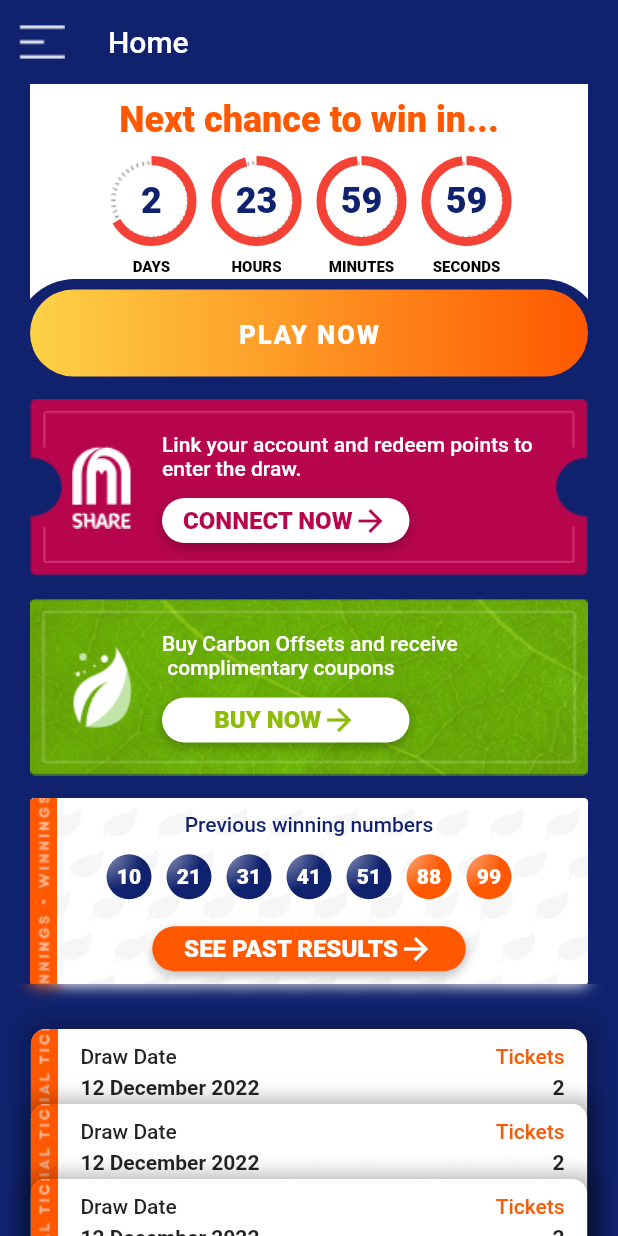
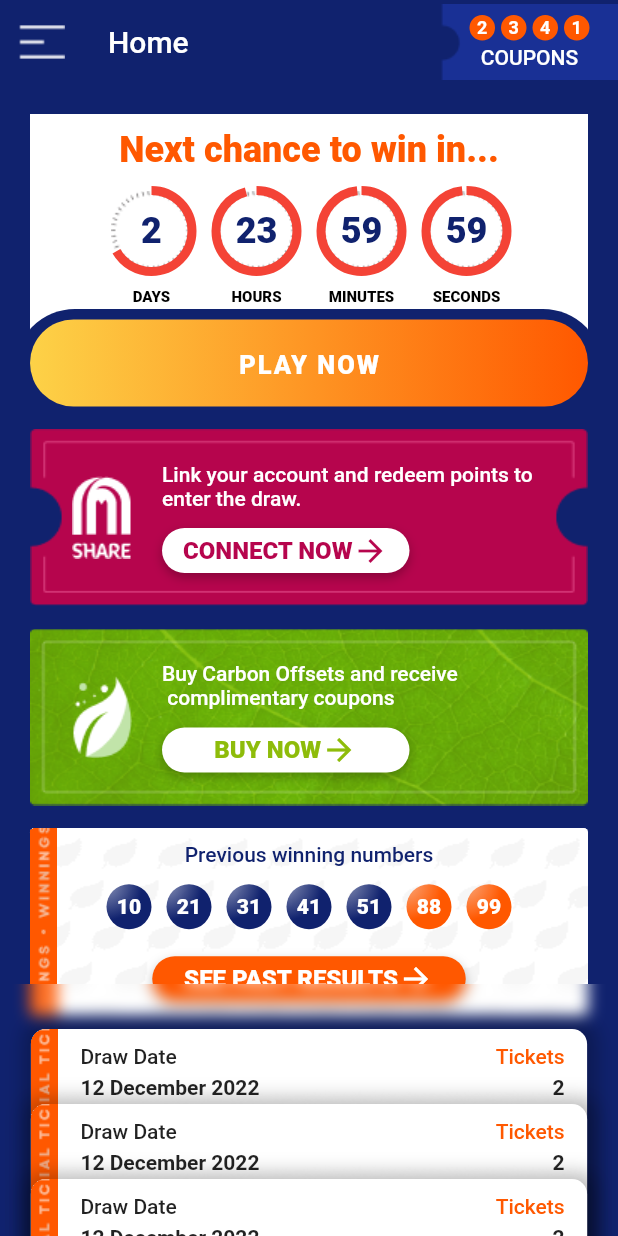
Before and after one commit to Chandravardhan-Singh/world_winner_flutter, a Flutter app: the Home screen opened directly, on a phone screen of 412 x 824 dp. Run offline on Flutter 3.47's test engine with Material 2 defaults, Android fonts, the light colour scheme and no system bars; drawn by our look-alikes of percent_indicator; our stand-ins replace bloc, flutter_bloc, flutter_secure_storage, google_fonts, otp_text_field, permission_handler; accounts and stored records are empty; generated files the repository leaves out were written again.

Commit message:
Header coupon counter (#4)
* coupon counter image added

* coupon counter widget created

* coupon counter added to home

```diff
--- a/lib/pages/home/home.dart
+++ b/lib/pages/home/home.dart
@@ -1,6 +1,7 @@
 import 'package:flutter/material.dart';
 import 'package:world_winner_flutter/extensions/context.dart';
 import 'package:world_winner_flutter/widget/carbon_buy_card.dart';
+import 'package:world_winner_flutter/widget/coupon_counter.dart';
 import 'package:world_winner_flutter/widget/custom_drawer.dart';
 import 'package:world_winner_flutter/widget/play_counter.dart';
 import 'package:world_winner_flutter/widget/share_connect_card.dart';
@@ -35,11 +36,13 @@ class _HomeState extends State<Home> {
           duration: const Duration(milliseconds: 200),
           curve: Curves.bounceIn,
         )
-        .then((value) => {
-              setState(() {
-                isExpanded = true;
-              })
-            });
+        .then(
+          (value) => {
+            setState(() {
+              isExpanded = true;
+            })
+          },
+        );
   }
 
   void _closeTicket(double initialChildSize) {
@@ -77,6 +80,9 @@ class _HomeState extends State<Home> {
         title: Text(context.localization!.title_home),
         elevation: 0,
         backgroundColor: themeColor.secondary,
+        actions: const [
+          CouponCounter(),
+        ],
       ),
       backgroundColor: themeColor.secondary,
       body: SingleChildScrollView(
@@ -92,6 +98,7 @@ class _HomeState extends State<Home> {
             children: [
               Column(
                 children: [
+                  const SizedBox(height: 20),
                   const PlayCounter(),
                   const SizedBox(height: 10),
                   ShareConnectCard(),
--- /dev/null
+++ b/lib/widget/coupon_counter.dart
@@ -0,0 +1,92 @@
+import 'package:flutter/material.dart';
+
+class CouponCounter extends StatelessWidget {
+  const CouponCounter({super.key});
+
+  @override
+  Widget build(BuildContext context) {
+    return Container(
+      height: 48,
+      width: 118,
+      alignment: Alignment.center,
+      decoration: BoxDecoration(
+        image: DecorationImage(
+          image: Image.asset('assets/images/tick.png').image,
+          fit: BoxFit.contain,
+        ),
+      ),
+      child: Column(
+        crossAxisAlignment: CrossAxisAlignment.center,
+        mainAxisAlignment: MainAxisAlignment.center,
+        children: [
+          Row(
+            crossAxisAlignment: CrossAxisAlignment.center,
+            mainAxisAlignment: MainAxisAlignment.center,
+            children: [
+              Container(
+                width: 17,
+                height: 17,
+                alignment: Alignment.center,
+                decoration: BoxDecoration(
+                  color: Theme.of(context).colorScheme.primary,
+                  borderRadius: BorderRadius.circular(10),
+                ),
+                child: const Text(
+                  '2',
+                  style: TextStyle(fontSize: 12, fontWeight: FontWeight.w700),
+                ),
+              ),
+              SizedBox(width: 4),
+              Container(
+                width: 17,
+                height: 17,
+                alignment: Alignment.center,
+                decoration: BoxDecoration(
+                  color: Theme.of(context).colorScheme.primary,
+                  borderRadius: BorderRadius.circular(10),
+                ),
+                child: const Text(
+                  '3',
+                  style: TextStyle(fontSize: 12, fontWeight: FontWeight.w700),
+                ),
+              ),
+              SizedBox(width: 4),
+              Container(
+                width: 17,
+                height: 17,
+                alignment: Alignment.center,
+                decoration: BoxDecoration(
+                  color: Theme.of(context).colorScheme.primary,
+                  borderRadius: BorderRadius.circular(10),
+                ),
+                child: const Text(
+                  '4',
+                  style: TextStyle(fontSize: 12, fontWeight: FontWeight.w700),
+                ),
+              ),
+              SizedBox(width: 4),
+              Container(
+                width: 17,
+                height: 17,
+                alignment: Alignment.center,
+                decoration: BoxDecoration(
+                  color: Theme.of(context).colorScheme.primary,
+                  borderRadius: BorderRadius.circular(10),
+                ),
+                child: const Text(
+                  '1',
+                  style: TextStyle(fontSize: 12, fontWeight: FontWeight.w700),
+                ),
+              ),
+            ],
+          ),
+          const SizedBox(height: 3),
+          const Text(
+            'COUPONS',
+            style: TextStyle(fontSize: 14, fontWeight: FontWeight.w500),
+          )
+        ],
+      ),
+    );
+  }
+}
--- a/pubspec.yaml
+++ b/pubspec.yaml
@@ -75,6 +75,7 @@ flutter:
   assets:
     - assets/images/logo.png
     - assets/images/leaf-bg.png
+    - assets/images/tick.png
     - assets/images/landing-page-art.png
     - assets/images/onboarding-phone-number-bg.png
     - assets/images/arc-bg.png
```
Also changed, not shown: assets/images/tick.png (added).
